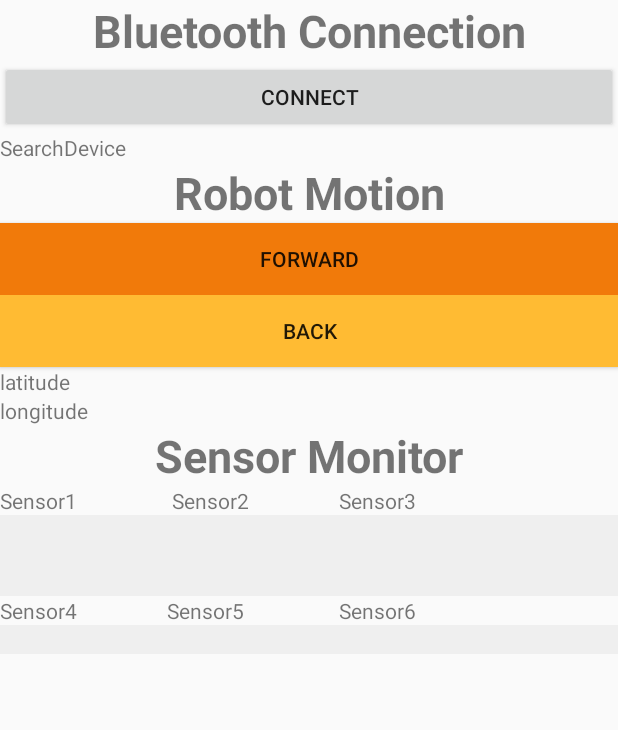
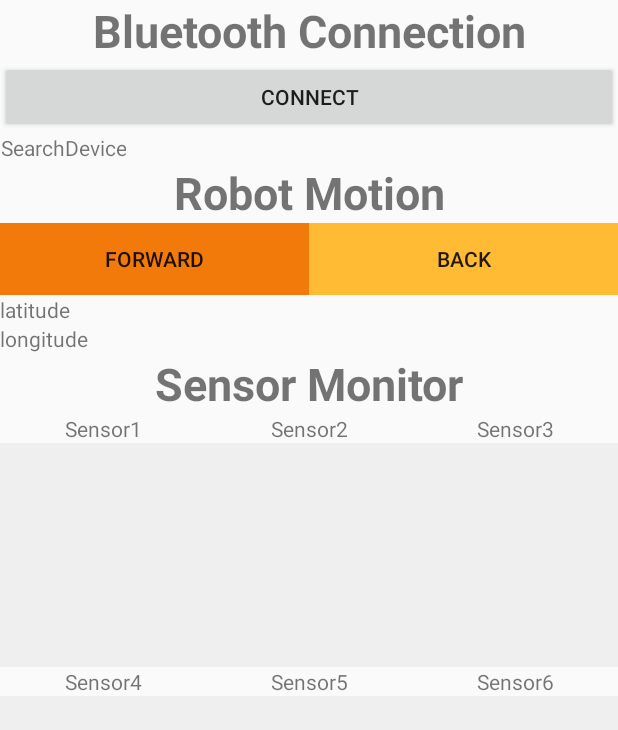
Before and after one commit to chikumaryosuke/Arduino, an Android app: the screen it shows after launch (MainActivity), on a phone screen of 412 x 824 dp. Shown: the top 730 px of the screen. Run offline under Robolectric (Android 15) with nearby library versions, the phone set to English and light mode, and no system bars.

Commit message:
add linerlayout delete gridlayout

```diff
--- a/MyApplication/app/src/main/res/layout/activity_main.xml
+++ b/MyApplication/app/src/main/res/layout/activity_main.xml
@@ -1,34 +1,33 @@
 <?xml version="1.0" encoding="utf-8"?>
-<GridLayout xmlns:android="http://schemas.android.com/apk/res/android"
+<LinearLayout xmlns:android="http://schemas.android.com/apk/res/android"
     xmlns:app="http://schemas.android.com/apk/res-auto"
+    xmlns:tools="http://schemas.android.com/tools"
     android:layout_height="fill_parent"
     android:weightSum="1"
     android:layout_width="fill_parent"
     android:orientation="vertical"
-    android:columnCount="3"
     app:layout_collapseParallaxMultiplier="1.0">
 
     <TextView
         android:text="Bluetooth Connection"
+        android:layout_height="wrap_content"
         android:layout_width="match_parent"
         android:textStyle="bold"
         android:textSize="30sp"
-        android:layout_height="wrap_content"
         android:gravity="center"
         android:id="@+id/textView1111" />
 
     <Button android:id="@+id/connectButton"
-        android:layout_width="fill_parent"
+        android:layout_width="match_parent"
         android:layout_height="wrap_content"
-        android:layout_columnSpan="3"
+        android:gravity="center"
         android:text="Connect" />
 
     <TextView
         android:id="@+id/statusValue"
-        android:layout_width="fill_parent"
+        android:layout_width="wrap_content"
         android:layout_height="wrap_content"
-        android:layout_columnSpan="3"
-        />
+        android:gravity="center" />
 
     <TextView
         android:text="Robot Motion"
@@ -39,12 +38,18 @@
         android:gravity="center"
         android:id="@+id/textView111" />
 
+    <LinearLayout
+        android:id="@+id/motions"
+        android:layout_width="match_parent"
+        android:layout_height="wrap_content"
+        android:orientation="horizontal">
+
         <Button android:id="@+id/ledOnButton"
             android:layout_width="fill_parent"
             android:layout_height="wrap_content"
             android:layout_gravity="center_horizontal"
             android:text="forward"
-        android:layout_columnSpan="3"
+            android:layout_weight="1"
             android:background="?android:attr/colorMultiSelectHighlight" />
 
         <Button android:id="@+id/ledOffButton"
@@ -52,8 +57,10 @@
             android:layout_height="wrap_content"
             android:layout_gravity="center_horizontal"
             android:text="back"
-        android:layout_columnSpan="3"
+            android:layout_weight="1"
             android:background="@android:color/holo_orange_light" />
+
+    </LinearLayout>
 
     <TextView
         android:text="latitude"
@@ -78,11 +85,38 @@
         android:gravity="center"
         android:id="@+id/textView" />
 
-    <TextView
-        android:text="Sensor1                   Sensor2                  Sensor3"
+
+    <LinearLayout
+        android:id="@+id/sensor123"
         android:layout_width="match_parent"
         android:layout_height="wrap_content"
-        android:id="@+id/textView2" />
+        android:orientation="horizontal">
+
+        <TextView
+            android:text="Sensor1"
+            android:layout_width="match_parent"
+            android:layout_height="wrap_content"
+            android:gravity="center"
+            android:layout_weight="1"
+            android:id="@+id/textView6" />
+
+        <TextView
+            android:text="Sensor2"
+            android:layout_width="match_parent"
+            android:layout_height="wrap_content"
+            android:gravity="center"
+            android:layout_weight="1"
+            android:id="@+id/textView5" />
+
+        <TextView
+            android:text="Sensor3"
+            android:layout_width="match_parent"
+            android:layout_height="wrap_content"
+            android:gravity="center"
+            android:layout_weight="1"
+            android:id="@+id/textView7" />
+
+    </LinearLayout>
 
     <TextView
         android:id="@+id/inputValue"
@@ -92,11 +126,37 @@
         android:layout_weight="0.22"
         android:background="#30c0c0c0"/>
 
-    <TextView
-        android:text="Sensor4                  Sensor5                   Sensor6"
+    <LinearLayout
+        android:id="@+id/sensor456"
         android:layout_width="match_parent"
         android:layout_height="wrap_content"
-        android:id="@+id/textView3" />
+        android:orientation="horizontal">
+
+        <TextView
+            android:text="Sensor4"
+            android:layout_width="match_parent"
+            android:layout_height="wrap_content"
+            android:gravity="center"
+            android:layout_weight="1"
+            android:id="@+id/textView8" />
+
+        <TextView
+            android:text="Sensor5"
+            android:layout_width="match_parent"
+            android:layout_height="wrap_content"
+            android:gravity="center"
+            android:layout_weight="1"
+            android:id="@+id/textView9" />
+
+        <TextView
+            android:text="Sensor6"
+            android:layout_width="match_parent"
+            android:layout_height="wrap_content"
+            android:gravity="center"
+            android:layout_weight="1"
+            android:id="@+id/textView10" />
+
+    </LinearLayout>
 
     <TextView
         android:layout_width="match_parent"
@@ -105,4 +165,4 @@
         android:layout_weight="0.29"
         android:background="#30c0c0c0"/>
 
-</GridLayout>
+</LinearLayout>
```
Lines whose indentation alone changed are shown as unchanged.
